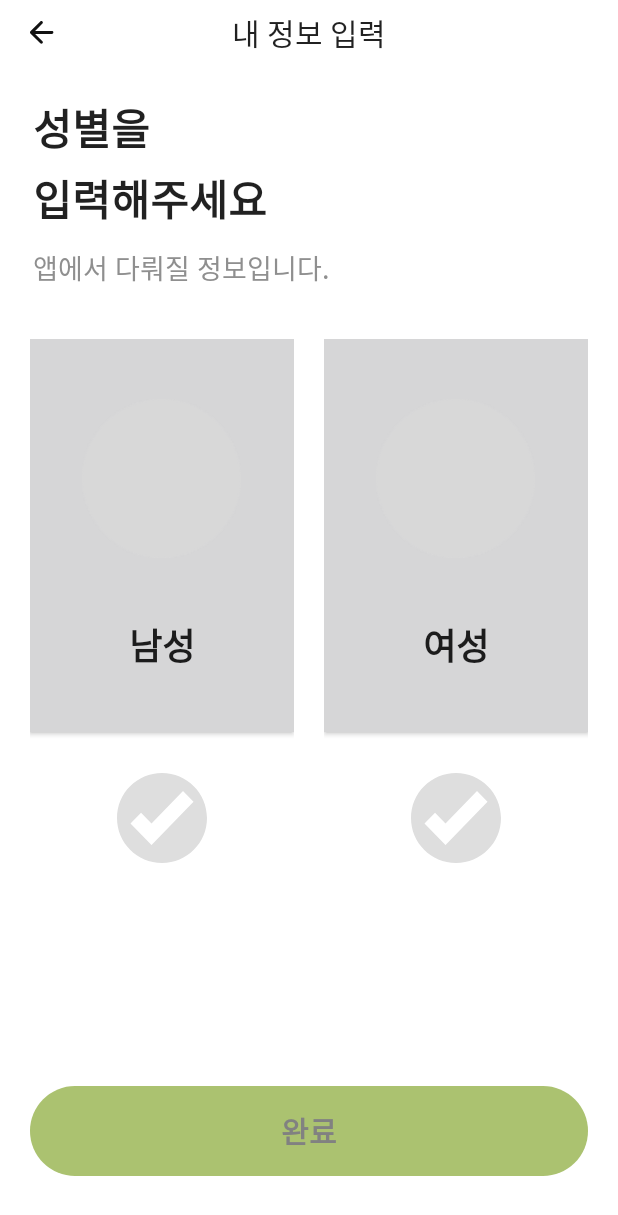
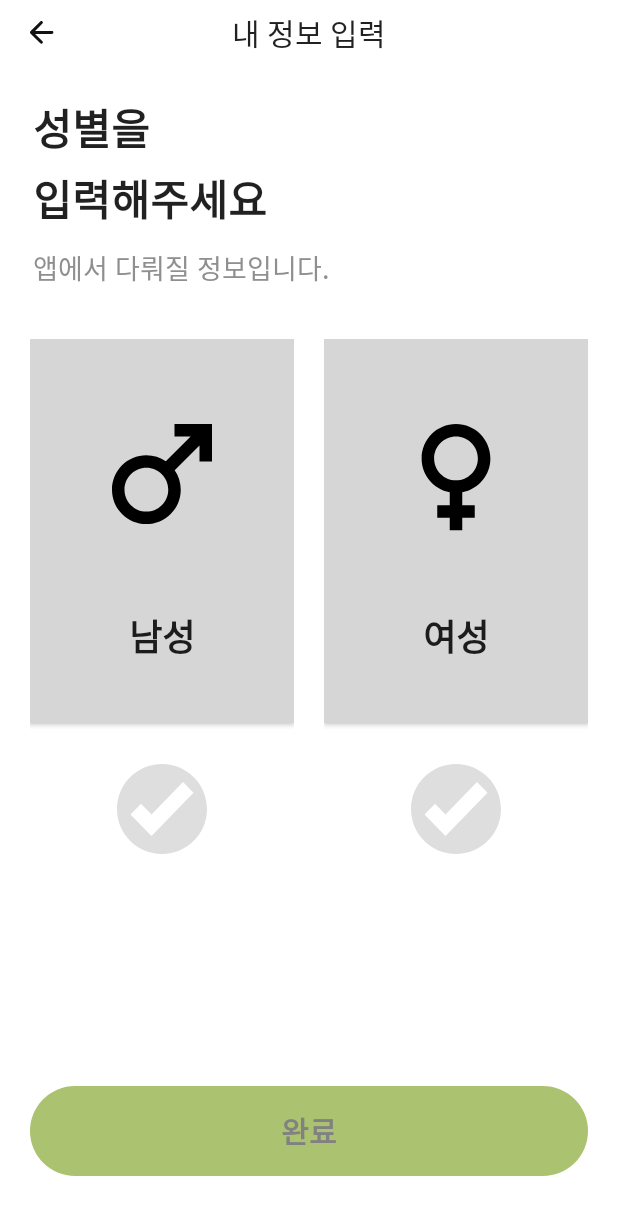
Before and after one commit to CareSheep/CareSheep_Android, an Android app: the UserGenderFragment screen opened through its navigation route, on a phone screen of 412 x 824 dp. Shown: the top 1215 px of the screen. Run offline under Robolectric (Android 15) with nearby library versions, the phone set to English and light mode, and no system bars.

Commit message:
design: 사용자 유형, 성별 icon 추가

```diff
--- /dev/null
+++ b/app/src/main/res/drawable/ic_elderly_100.xml
@@ -0,0 +1,5 @@
+<vector android:height="100dp" android:tint="#000000"
+    android:viewportHeight="24" android:viewportWidth="24"
+    android:width="100dp" xmlns:android="http://schemas.android.com/apk/res/android">
+    <path android:fillColor="@android:color/white" android:pathData="M13.5,5.5c1.1,0 2,-0.9 2,-2s-0.9,-2 -2,-2s-2,0.9 -2,2S12.4,5.5 13.5,5.5zM20,12.5V23h-1V12.5c0,-0.28 -0.22,-0.5 -0.5,-0.5S18,12.22 18,12.5v1h-1v-0.69c-1.46,-0.38 -2.7,-1.29 -3.51,-2.52C13.18,11.16 13,12.07 13,13c0,0.23 0.02,0.46 0.03,0.69L15,16.5V23h-2v-5l-1.78,-2.54L11,19l-3,4l-1.6,-1.2L9,18.33V13c0,-1.15 0.18,-2.29 0.5,-3.39L8,10.46V14H6V9.3l5.4,-3.07l0,0.01c0.59,-0.31 1.32,-0.33 1.94,0.03c0.36,0.21 0.63,0.51 0.8,0.85l0,0l0.79,1.67C15.58,10.1 16.94,11 18.5,11C19.33,11 20,11.67 20,12.5z"/>
+</vector>
--- /dev/null
+++ b/app/src/main/res/drawable/ic_female_100.xml
@@ -0,0 +1,5 @@
+<vector android:height="100dp" android:tint="#000000"
+    android:viewportHeight="24" android:viewportWidth="24"
+    android:width="100dp" xmlns:android="http://schemas.android.com/apk/res/android">
+    <path android:fillColor="@android:color/white" android:pathData="M17.5,9.5C17.5,6.46 15.04,4 12,4S6.5,6.46 6.5,9.5c0,2.7 1.94,4.93 4.5,5.4V17H9v2h2v2h2v-2h2v-2h-2v-2.1C15.56,14.43 17.5,12.2 17.5,9.5zM8.5,9.5C8.5,7.57 10.07,6 12,6s3.5,1.57 3.5,3.5S13.93,13 12,13S8.5,11.43 8.5,9.5z"/>
+</vector>
--- /dev/null
+++ b/app/src/main/res/drawable/ic_guardian_100.xml
@@ -0,0 +1,5 @@
+<vector android:height="100dp" android:tint="#000000"
+    android:viewportHeight="24" android:viewportWidth="24"
+    android:width="100dp" xmlns:android="http://schemas.android.com/apk/res/android">
+    <path android:fillColor="@android:color/white" android:pathData="M16.48,10.41c-0.39,0.39 -1.04,0.39 -1.43,0l-4.47,-4.46l-7.05,7.04l-0.66,-0.63c-1.17,-1.17 -1.17,-3.07 0,-4.24l4.24,-4.24c1.17,-1.17 3.07,-1.17 4.24,0L16.48,9C16.87,9.39 16.87,10.02 16.48,10.41zM17.18,8.29c0.78,0.78 0.78,2.05 0,2.83c-1.27,1.27 -2.61,0.22 -2.83,0l-3.76,-3.76l-5.57,5.57c-0.39,0.39 -0.39,1.02 0,1.41c0.39,0.39 1.02,0.39 1.42,0l4.62,-4.62l0.71,0.71l-4.62,4.62c-0.39,0.39 -0.39,1.02 0,1.41c0.39,0.39 1.02,0.39 1.42,0l4.62,-4.62l0.71,0.71l-4.62,4.62c-0.39,0.39 -0.39,1.02 0,1.41c0.39,0.39 1.02,0.39 1.41,0l4.62,-4.62l0.71,0.71l-4.62,4.62c-0.39,0.39 -0.39,1.02 0,1.41c0.39,0.39 1.02,0.39 1.41,0l8.32,-8.34c1.17,-1.17 1.17,-3.07 0,-4.24l-4.24,-4.24c-1.15,-1.15 -3.01,-1.17 -4.18,-0.06L17.18,8.29z"/>
+</vector>
--- /dev/null
+++ b/app/src/main/res/drawable/ic_male_100.xml
@@ -0,0 +1,5 @@
+<vector android:height="100dp" android:tint="#000000"
+    android:viewportHeight="24" android:viewportWidth="24"
+    android:width="100dp" xmlns:android="http://schemas.android.com/apk/res/android">
+    <path android:fillColor="@android:color/white" android:pathData="M9.5,11c1.93,0 3.5,1.57 3.5,3.5S11.43,18 9.5,18S6,16.43 6,14.5S7.57,11 9.5,11zM9.5,9C6.46,9 4,11.46 4,14.5S6.46,20 9.5,20s5.5,-2.46 5.5,-5.5c0,-1.16 -0.36,-2.23 -0.97,-3.12L18,7.42V10h2V4h-6v2h2.58l-3.97,3.97C11.73,9.36 10.66,9 9.5,9z"/>
+</vector>
--- a/app/src/main/res/layout/fragment_user_gender.xml
+++ b/app/src/main/res/layout/fragment_user_gender.xml
@@ -52,7 +52,7 @@
                 android:layout_width="0dp"
                 android:layout_height="wrap_content"
                 android:background="@drawable/btn_sign_up_user_info"
-                android:drawableTop="@drawable/temp_ellipse"
+                android:drawableTop="@drawable/ic_male_100"
                 android:drawablePadding="40dp"
                 android:paddingTop="40dp"
                 android:paddingBottom="40dp"
@@ -86,7 +86,7 @@
                 android:layout_width="0dp"
                 android:layout_height="wrap_content"
                 android:background="@drawable/btn_sign_up_user_info"
-                android:drawableTop="@drawable/temp_ellipse"
+                android:drawableTop="@drawable/ic_female_100"
                 android:drawablePadding="40dp"
                 android:paddingTop="40dp"
                 android:paddingBottom="40dp"
--- a/app/src/main/res/layout/fragment_user_type.xml
+++ b/app/src/main/res/layout/fragment_user_type.xml
@@ -52,7 +52,7 @@
                 android:layout_width="0dp"
                 android:layout_height="wrap_content"
                 android:background="@drawable/btn_sign_up_user_info"
-                android:drawableTop="@drawable/temp_ellipse"
+                android:drawableTop="@drawable/ic_elderly_100"
                 android:drawablePadding="40dp"
                 android:paddingTop="40dp"
                 android:paddingBottom="40dp"
@@ -86,7 +86,7 @@
                 android:layout_width="0dp"
                 android:layout_height="wrap_content"
                 android:background="@drawable/btn_sign_up_user_info"
-                android:drawableTop="@drawable/temp_ellipse"
+                android:drawableTop="@drawable/ic_guardian_100"
                 android:drawablePadding="40dp"
                 android:paddingTop="40dp"
                 android:paddingBottom="40dp"
```
